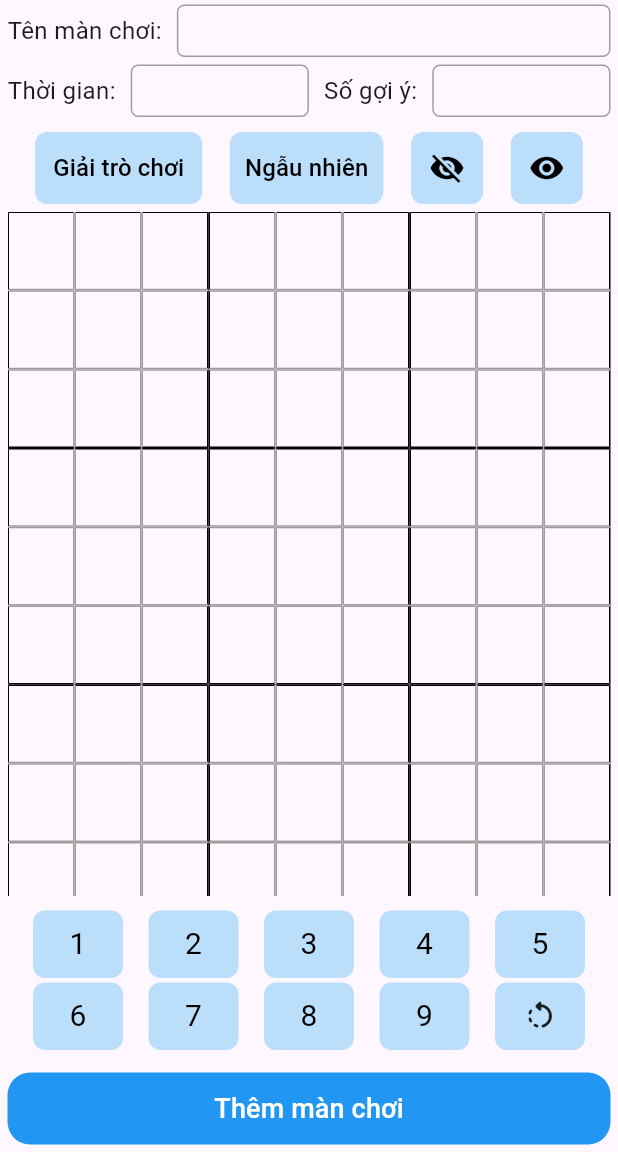
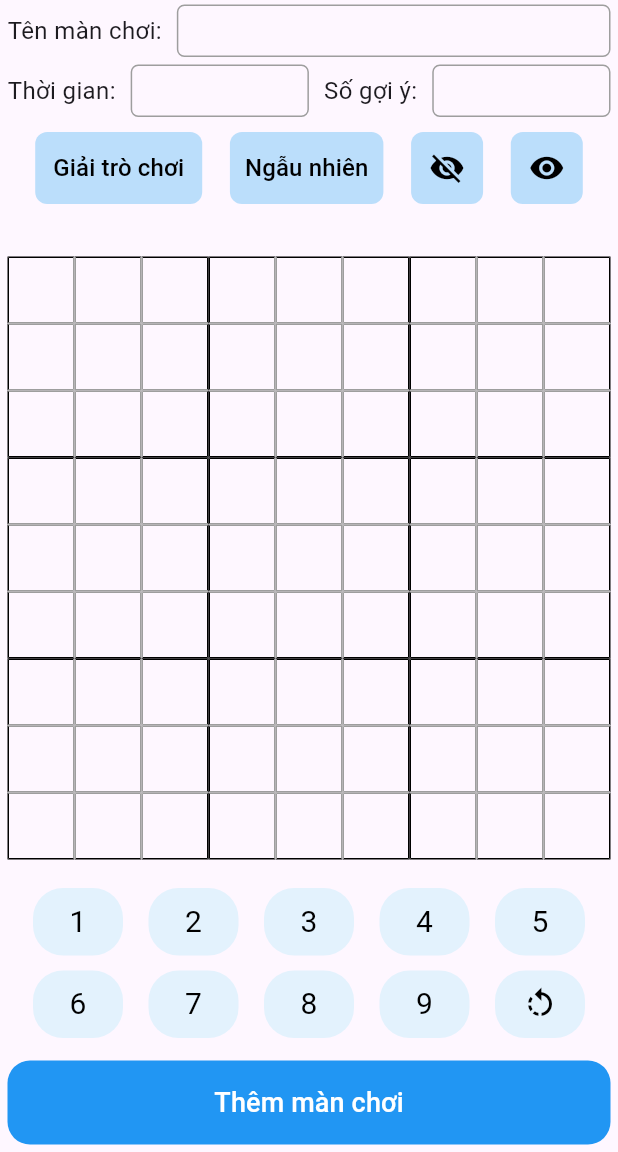
Before and after one commit to NguyenmToi/GAMESUDOKU, a Flutter app: the QuanLyManChoi screen opened directly, after a tap on "Tạo màn chơi", on a phone screen of 412 x 824 dp, the part 84-1236 px from its top. Run offline on Flutter 3.47's test engine with Material 3 defaults, Android fonts, the light colour scheme and no system bars; our stand-ins replace firebase_auth, firebase_core, firebase_database; accounts and stored records are empty.

Commit message:
them phan xu ly hien danh sach man trong phan quan ly man choi btoi

```diff
--- a/lib/ManHinh/ChonManChoi.dart
+++ b/lib/ManHinh/ChonManChoi.dart
@@ -11,12 +11,12 @@ class ChonManCHoi extends StatefulWidget {
 }
 
 class _ChonManCHoiState extends State<ChonManCHoi> {
-  late Future<List<cManThuThach>> _manThuThachList;
+  late Future<List<cManThuThach>> _dsManThuThach;
 
   @override
   void initState() {
     super.initState();
-    _manThuThachList = cManThuThach
+    _dsManThuThach = cManThuThach
         .taiDanhSachMan(); // Gọi hàm để load danh sách màn thử thách
   }
 
@@ -51,7 +51,7 @@ class _ChonManCHoiState extends State<ChonManCHoi> {
         padding: const EdgeInsets.fromLTRB(
             7, 10, 7, 5), // Thêm khoảng cách padding ở trên
         child: FutureBuilder<List<cManThuThach>>(
-          future: _manThuThachList,
+          future: _dsManThuThach,
           builder: (BuildContext context,
               AsyncSnapshot<List<cManThuThach>> snapshot) {
             if (snapshot.connectionState == ConnectionState.waiting) {
--- a/lib/ManHinh/QuanLyManChoi.dart
+++ b/lib/ManHinh/QuanLyManChoi.dart
@@ -1,4 +1,6 @@
 import 'package:flutter/material.dart';
+import 'package:sudoku/ManHinh/TaoDoKho.dart';
+import 'package:sudoku/ManHinh/TaoManChoi.dart';
 import 'package:sudoku/ThanhPhan/QuanLyMucDo.dart';
 import 'package:sudoku/ThanhPhan/QuanLyThuThach.dart';
 
@@ -108,6 +110,35 @@ class _QuanLyManChoi extends State<QuanLyManChoi> {
                 child:
                     qlThuThach ? const QuanLyThuThach() : const QuanLyMucDo()),
           ),
+          ElevatedButton(
+            onPressed: () {
+              if (qlThuThach == true) {
+                Navigator.push(
+                  context,
+                  MaterialPageRoute(builder: (context) => const TaoManChoi()),
+                );
+              } else {
+                Navigator.push(
+                  context,
+                  MaterialPageRoute(builder: (context) => const TaoDoKho()),
+                );
+              }
+            },
+            child: const Text(
+              'Tạo màn chơi',
+              style: TextStyle(color: Colors.white, fontSize: 18),
+            ),
+            style: ElevatedButton.styleFrom(
+              padding: EdgeInsets.fromLTRB(5, 5, 5, 5),
+              minimumSize:
+                  const Size(double.infinity, 50), // Co giãn theo màn hình
+              shape: RoundedRectangleBorder(
+                borderRadius: BorderRadius.circular(0), // Bo tròn góc
+              ),
+              backgroundColor: Colors.blue, // Màu nền xanh
+              side: BorderSide.none, // Xóa viền
+            ),
+          ),
         ],
       ),
     );
--- a/lib/ManHinh/TaoManChoi.dart
+++ b/lib/ManHinh/TaoManChoi.dart
@@ -8,8 +8,27 @@ class TaoManChoi extends StatefulWidget {
 }
 
 class _TaoManChoiState extends State<TaoManChoi> {
+  int? selectedRow;
+  int? selectedCol;
   List<List<int>> bangSudoku =
       List.generate(9, (_) => List.generate(9, (_) => 0));
+
+  void handleCellTap(int row, int col) {
+    setState(() {
+      selectedRow = row;
+      selectedCol = col;
+    });
+  }
+
+  void handleNumberTap(int number) {
+    if (selectedRow != null && selectedCol != null) {
+      setState(() {
+        bangSudoku[selectedRow!][selectedCol!] = number;
+        selectedRow = null;
+        selectedCol = null;
+      });
+    }
+  }
 
   @override
   Widget build(BuildContext context) {
@@ -46,11 +65,11 @@ class _TaoManChoiState extends State<TaoManChoi> {
             // Dòng 1: Tên màn chơi và ô nhập thông tin
             Row(
               children: [
-                Text(
+                const Text(
                   'Tên màn chơi:',
                   style: TextStyle(fontSize: 16),
                 ),
-                SizedBox(width: 10),
+                const SizedBox(width: 10),
                 Expanded(
                   child: Container(
                     height: 35,
@@ -61,7 +80,7 @@ class _TaoManChoiState extends State<TaoManChoi> {
                     child: Padding(
                       padding: const EdgeInsets.symmetric(horizontal: 10),
                       child: TextFormField(
-                        decoration: InputDecoration(
+                        decoration: const InputDecoration(
                           border: InputBorder
                               .none, // Loại bỏ viền của TextFormField
                         ),
@@ -71,16 +90,16 @@ class _TaoManChoiState extends State<TaoManChoi> {
                 ),
               ],
             ),
-            SizedBox(
+            const SizedBox(
               height: 5,
             ),
             Row(
               children: [
-                Text(
+                const Text(
                   'Thời gian:',
                   style: TextStyle(fontSize: 16),
                 ),
-                SizedBox(width: 10),
+                const SizedBox(width: 10),
                 Expanded(
                   child: Container(
                     height: 35,
@@ -91,7 +110,7 @@ class _TaoManChoiState extends State<TaoManChoi> {
                     child: Padding(
                       padding: const EdgeInsets.symmetric(horizontal: 10),
                       child: TextFormField(
-                        decoration: InputDecoration(
+                        decoration: const InputDecoration(
                           border: InputBorder
                               .none, // Loại bỏ viền của TextFormField
                         ),
@@ -99,12 +118,12 @@ class _TaoManChoiState extends State<TaoManChoi> {
                     ),
                   ),
                 ),
-                SizedBox(width: 10),
-                Text(
+                const SizedBox(width: 10),
+                const Text(
                   'Số gợi ý:',
                   style: TextStyle(fontSize: 16),
                 ),
-                SizedBox(width: 10),
+                const SizedBox(width: 10),
                 Expanded(
                   child: Container(
                     height: 35,
@@ -115,7 +134,7 @@ class _TaoManChoiState extends State<TaoManChoi> {
                     child: Padding(
                       padding: const EdgeInsets.symmetric(horizontal: 10),
                       child: TextFormField(
-                        decoration: InputDecoration(
+                        decoration: const InputDecoration(
                           border: InputBorder
                               .none, // Loại bỏ viền của TextFormField
                         ),
@@ -125,7 +144,7 @@ class _TaoManChoiState extends State<TaoManChoi> {
                 ),
               ],
             ),
-            SizedBox(
+            const SizedBox(
               height: 10,
             ),
             Row(
@@ -140,7 +159,7 @@ class _TaoManChoiState extends State<TaoManChoi> {
                     onPressed: () {
                       // Xử lý khi nhấn nút Giải trò chơi
                     },
-                    child: Text(
+                    child: const Text(
                       'Giải trò chơi',
                       style: TextStyle(color: Colors.black, fontSize: 16),
                     ),
@@ -158,7 +177,7 @@ class _TaoManChoiState extends State<TaoManChoi> {
                     style: TextButton.styleFrom(
                       padding: EdgeInsets.all(10),
                     ),
-                    child: Text(
+                    child: const Text(
                       'Ngẫu nhiên',
                       style: TextStyle(color: Colors.black, fontSize: 16),
                     ),
@@ -174,7 +193,7 @@ class _TaoManChoiState extends State<TaoManChoi> {
                       // Xử lý khi nhấn nút Ẩn
                     },
                     color: Colors.black,
-                    icon: Icon(Icons.visibility_off),
+                    icon: const Icon(Icons.visibility_off),
                   ),
                 ),
                 Container(
@@ -187,51 +206,65 @@ class _TaoManChoiState extends State<TaoManChoi> {
                       // Xử lý khi nhấn nút Hiện
                     },
                     color: Colors.black,
-                    icon: Icon(Icons.visibility),
+                    icon: const Icon(Icons.visibility),
                   ),
                 ),
               ],
             ),
-            SizedBox(height: 5), // Khoảng cách giữa các dòng
-            // GridView và các nút chức năng
+            const SizedBox(height: 35),
+
             Expanded(
               child: GridView.builder(
                 gridDelegate: const SliverGridDelegateWithFixedCrossAxisCount(
                   crossAxisCount: 9, // số lượng cột trong lưới
-                  childAspectRatio: 0.85, // tỉ lệ giữa chiều rộng và cao
+                  childAspectRatio: 1, // tỉ lệ giữa chiều rộng và cao
                 ),
                 itemBuilder: (context, index) {
                   int row = index ~/ 9; // lấy chỉ số hàng, chia lấy nguyên
-                  int col = index %
-                      9; // lấy chỉ số cột, chia lấy dư, vd ô 27%9 = 3 dư 0: hàng 3 cột 0
-                  return GestureDetector(
-                    // widget phát hiện cử chỉ tương tác với ứng dụng
-                    onTap: () {},
-                    child: Container(
-                      color: null,
-                      decoration: BoxDecoration(
-                        border: Border(
+                  int col = index % 9; // lấy chỉ số cột, chia lấy dư
+                  bool isSelected = row == selectedRow && col == selectedCol;
+
+                  Border border = Border(
                     top: BorderSide(
-                            color: (row % 3 == 0) ? Colors.black : Colors.grey,
-                            width: 1.0,
+                      color: row == 0
+                          ? Colors.black
+                          : (row % 3 == 0)
+                              ? Colors.black
+                              : Colors.grey,
+                      width: row == 0 ? 1.0 : 1.0,
                     ),
                     left: BorderSide(
-                            color: (col % 3 == 0) ? Colors.black : Colors.grey,
-                            width: 1.0,
+                      color: col == 0
+                          ? Colors.black
+                          : (col % 3 == 0)
+                              ? Colors.black
+                              : Colors.grey,
+                      width: col == 0 ? 1.0 : 1.0,
                     ),
                     bottom: BorderSide(
-                            color: ((row + 1) % 3 == 0)
+                      color: row == 8
+                          ? Colors.black
+                          : ((row + 1) % 3 == 0)
                               ? Colors.black
                               : Colors.grey,
-                            width: 1.0,
+                      width: row == 8 ? 1.0 : 1.0,
                     ),
                     right: BorderSide(
-                            color: ((col + 1) % 3 == 0)
+                      color: col == 8
+                          ? Colors.black
+                          : ((col + 1) % 3 == 0)
                               ? Colors.black
                               : Colors.grey,
-                            width: 1.0,
+                      width: col == 8 ? 1.0 : 1.0,
                     ),
-                        ),
+                  );
+
+                  return InkWell(
+                    onTap: () => handleCellTap(row, col),
+                    child: Container(
+                      decoration: BoxDecoration(
+                        color: isSelected ? Colors.blue[100] : null,
+                        border: border,
                       ),
                       child: Center(
                         child: Text(
@@ -249,39 +282,39 @@ class _TaoManChoiState extends State<TaoManChoi> {
                 itemCount: 81,
               ),
             ),
-            SizedBox(
+            const SizedBox(
                 height: 10), // Khoảng cách giữa GridView và các nút chức năng
-            // Dòng nút chức năng
 
             Row(
               mainAxisAlignment: MainAxisAlignment.spaceEvenly,
               children: [
-                xaydungso(1),
-                xaydungso(2),
-                xaydungso(3),
-                xaydungso(4),
-                xaydungso(5),
+                for (int i = 1; i <= 5; i++) xayDungSo(i),
               ],
             ),
-            SizedBox(height: 3), // Khoảng cách giữa các dòng nút chức năng
+            const SizedBox(
+                height: 10), // Khoảng cách giữa các dòng nút chức năng
             Row(
               mainAxisAlignment: MainAxisAlignment.spaceEvenly,
               children: [
-                xaydungso(6),
-                xaydungso(7),
-                xaydungso(8),
-                xaydungso(9),
-                Container(
+                for (int i = 6; i <= 9; i++) xayDungSo(i),
+                Ink(
+                    height: 45,
                     width: 60,
-                    height: 45,
                     decoration: BoxDecoration(
-                      color: Colors.blue[100],
-                      borderRadius: BorderRadius.circular(8),
+                      color: Colors.blue[50],
+                      borderRadius: BorderRadius.circular(20),
                     ),
-                    child: Icon(Icons.rotate_left_rounded)),
+                    child: InkWell(
+                      borderRadius: BorderRadius.circular(20),
+                      child: IconButton(
+                        onPressed: () {},
+                        color: Colors.black,
+                        icon: const Icon(Icons.rotate_left),
+                      ),
+                    )),
               ],
             ),
-            SizedBox(
+            const SizedBox(
                 height:
                     15), // Khoảng cách giữa dòng nút chức năng và nút "Thêm màn chơi"
             // Nút "Thêm màn chơi"
@@ -298,10 +331,10 @@ class _TaoManChoiState extends State<TaoManChoi> {
                     // Xử lý khi nhấn nút
                   },
                   style: TextButton.styleFrom(
-                    padding: EdgeInsets.symmetric(
-                        vertical: 10), // Khoảng cách lề trên và dưới
+                    padding: const EdgeInsets.symmetric(
+                        vertical: 15), // Khoảng cách lề trên và dưới
                   ),
-                  child: Text(
+                  child: const Text(
                     'Thêm màn chơi',
                     style: TextStyle(
                         color: Colors.white, fontSize: 18), // Màu chữ đen
@@ -386,26 +419,28 @@ class _TaoManChoiState extends State<TaoManChoi> {
       print("không thể tạo nguẫ nhiên");
     }
   }
-}
 
-Widget xaydungso(int number) {
-  return Container(
+  Widget xayDungSo(int number) {
+    return Ink(
+      decoration: BoxDecoration(
+        color: Colors.blue[50],
+        borderRadius: BorderRadius.circular(20),
+      ),
+      child: InkWell(
+        borderRadius: BorderRadius.circular(20),
+        onTap: () {
+          handleNumberTap(number);
+        },
+        child: Container(
           width: 60,
           height: 45,
-    decoration: BoxDecoration(
-      color: Colors.blue[100],
-      borderRadius: BorderRadius.circular(8),
-    ),
-    child: GestureDetector(
-      onTap: () {
-        print('Button $number pressed');
-      },
-      child: Center(
+          alignment: Alignment.center,
           child: Text(
             number.toString(),
-          style: TextStyle(color: Colors.black, fontSize: 20),
+            style: const TextStyle(color: Colors.black, fontSize: 20),
           ),
         ),
       ),
     );
   }
+}
--- a/lib/ThanhPhan/QuanLyThuThach.dart
+++ b/lib/ThanhPhan/QuanLyThuThach.dart
@@ -1,70 +1,88 @@
 import 'package:flutter/material.dart';
 import 'package:sudoku/ManHinh/CapNhatManChoi.dart';
 import 'package:sudoku/ManHinh/TaoManChoi.dart';
+import 'package:sudoku/MoHinh/xulydulieu.dart';
 
 class QuanLyThuThach extends StatefulWidget {
-  const QuanLyThuThach({super.key});
+  const QuanLyThuThach({Key? key}) : super(key: key);
 
   @override
   State<QuanLyThuThach> createState() => _QuanLyThuThachState();
 }
 
 class _QuanLyThuThachState extends State<QuanLyThuThach> {
-  List<String> manChoi = ['Màn 1', 'Màn 2', 'Màn 3', 'Màn 4'];
+  late Future<List<cManThuThach>> _dsManThuThach;
+
+  @override
+  void initState() {
+    super.initState();
+    _dsManThuThach =
+        cManThuThach.taiDanhSachMan(); // Load danh sách màn từ Firebase
+  }
 
   @override
   Widget build(BuildContext context) {
     return Scaffold(
       body: Padding(
         padding: const EdgeInsets.all(7.0),
-        child: Column(
-          children: [
-            ElevatedButton(
-              onPressed: () {
-                Navigator.push(
-                  context,
-                  MaterialPageRoute(builder: (context) => const TaoManChoi()),
-                );
-              },
-              child: Text(
-                'Tạo màn chơi',
-                style: TextStyle(color: Colors.white, fontSize: 18),
-              ),
-              style: ElevatedButton.styleFrom(
-                minimumSize: Size(double.infinity, 50), // Co giãn theo màn hình
-                shape: RoundedRectangleBorder(
-                  borderRadius: BorderRadius.circular(15), // Bo tròn góc
-                ),
-                backgroundColor: Colors.blue, // Màu nền xanh
-              ),
-            ),
-            SizedBox(height: 20),
-            Expanded(
-              child: ListView.builder(
-                itemCount: manChoi.length,
-                itemBuilder: (context, index) {
-                  return _buildScreen(
-                      title: manChoi[index], color: Colors.lightBlue[100]!);
+        child: FutureBuilder<List<cManThuThach>>(
+          future: _dsManThuThach,
+          builder: (BuildContext context,
+              AsyncSnapshot<List<cManThuThach>> snapshot) {
+            if (snapshot.connectionState == ConnectionState.waiting) {
+              return const Center(child: CircularProgressIndicator());
+            } else if (snapshot.hasError) {
+              return Center(child: Text('Error: ${snapshot.error}'));
+            } else if (!snapshot.hasData || snapshot.data!.isEmpty) {
+              return const Center(child: Text('No data available'));
+            } else {
+              List<cManThuThach> dsManThuThach = snapshot.data!;
+
+              dsManThuThach.sort((a, b) => a.maman.compareTo(b.maman));
+              SizedBox(
+                height: 10,
+              );
+              return ListView.builder(
+                itemCount: dsManThuThach.length,
+                itemBuilder: (BuildContext context, int index) {
+                  cManThuThach manThuThach = dsManThuThach[index];
+                  return _xayDungCacThanhPhan(
+                    title: manThuThach.tenman,
+                    color: Colors.lightBlue[100]!,
+                    onTapEdit: () {
+                      Navigator.push(
+                        context,
+                        MaterialPageRoute(
+                          builder: (context) => CapNhatManChoi(),
+                        ),
+                      );
+                    },
+                    onTapDelete: () {},
+                  );
                 },
-              ),
-            ),
-          ],
+              );
+            }
+          },
         ),
       ),
     );
   }
 
-  Widget _buildScreen({required String title, required Color color}) {
+  Widget _xayDungCacThanhPhan({
+    required String title,
+    required Color color,
+    VoidCallback? onTapEdit,
+    VoidCallback? onTapDelete,
+  }) {
     return Card(
       color: color,
-      // margin: EdgeInsets.symmetric(vertical: 10, horizontal: 20),
       shape: RoundedRectangleBorder(
         borderRadius: BorderRadius.circular(10),
       ),
       child: ListTile(
         title: Text(
           title,
-          style: TextStyle(
+          style: const TextStyle(
             color: Colors.black,
             fontWeight: FontWeight.normal,
           ),
@@ -73,20 +91,12 @@ class _QuanLyThuThachState extends State<QuanLyThuThach> {
           mainAxisSize: MainAxisSize.min,
           children: [
             IconButton(
-              icon: Icon(Icons.edit, color: Colors.black),
-              onPressed: () {
-                Navigator.push(
-                  context,
-                  MaterialPageRoute(
-                      builder: (context) => const CapNhatManChoi()),
-                );
-              },
+              icon: const Icon(Icons.edit, color: Colors.black),
+              onPressed: onTapEdit,
             ),
             IconButton(
-              icon: Icon(Icons.delete, color: Colors.black),
-              onPressed: () {
-                // Xử lý khi nhấn icon xóa
-              },
+              icon: const Icon(Icons.delete, color: Colors.black),
+              onPressed: onTapDelete,
             ),
           ],
         ),
--- a/lib/main.dart
+++ b/lib/main.dart
@@ -29,7 +29,6 @@ class MyApp extends StatelessWidget {
       initialRoute: '/',
       routes: {
         '/': (context) => const ManHinhChinh(),
-        '/chonmanchoi': (context) => const ChonManCHoi(),
       },
       debugShowCheckedModeBanner: false,
     );
```
Also changed, not shown: lib/ManHinh/ManHinhChoiThuThach.dart (+64 -25 lines), lib/ThanhPhan/QuanLyMucDo.dart (+19 -19 lines). Lines whose indentation alone changed are shown as unchanged.
